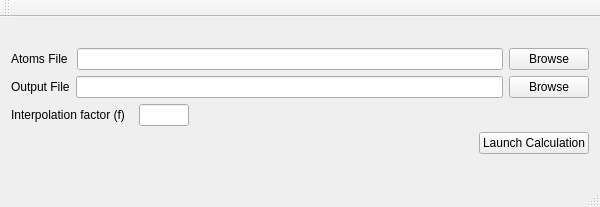
This is Qt/prismmainwindow.ui in prism-em/prismatic as Qt 5 draws it before an edit. The edited form follows.
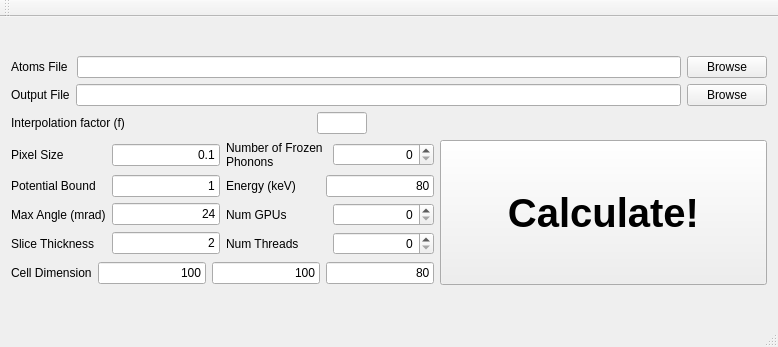
This is the edited form.

```diff
--- a/Qt/prismmainwindow.ui
+++ b/Qt/prismmainwindow.ui
@@ -6,21 +6,15 @@
    <rect>
     <x>0</x>
     <y>0</y>
-    <width>600</width>
-    <height>207</height>
+    <width>778</width>
+    <height>347</height>
    </rect>
   </property>
-  <property name="maximumSize">
-   <size>
-    <width>2500</width>
-    <height>16777215</height>
-   </size>
-  </property>
   <property name="windowTitle">
    <string>PRISMMainWindow</string>
   </property>
   <widget class="QWidget" name="centralWidget">
-   <layout class="QVBoxLayout" name="verticalLayout_2">
+   <layout class="QVBoxLayout" name="verticalLayout_3">
     <item>
      <layout class="QVBoxLayout" name="verticalLayout">
       <item>
@@ -105,22 +99,281 @@
       <item>
        <layout class="QHBoxLayout" name="horizontalLayout_4">
         <item>
-         <spacer name="horizontalSpacer_3">
-          <property name="orientation">
-           <enum>Qt::Horizontal</enum>
-          </property>
-          <property name="sizeHint" stdset="0">
-           <size>
-            <width>40</width>
-            <height>20</height>
-           </size>
-          </property>
-         </spacer>
+         <layout class="QVBoxLayout" name="verticalLayout_2">
+          <item>
+           <layout class="QGridLayout" name="gridLayout">
+            <item row="0" column="0">
+             <layout class="QHBoxLayout" name="horizontalLayout_5">
+              <item>
+               <widget class="QLabel" name="lbl_pixelSize">
+                <property name="text">
+                 <string>Pixel Size</string>
+                </property>
+               </widget>
+              </item>
+              <item>
+               <widget class="QLineEdit" name="lineedit_pixelSize">
+                <property name="sizePolicy">
+                 <sizepolicy hsizetype="Minimum" vsizetype="Fixed">
+                  <horstretch>0</horstretch>
+                  <verstretch>0</verstretch>
+                 </sizepolicy>
+                </property>
+                <property name="text">
+                 <string>0.1</string>
+                </property>
+                <property name="alignment">
+                 <set>Qt::AlignRight|Qt::AlignTrailing|Qt::AlignVCenter</set>
+                </property>
+               </widget>
+              </item>
+             </layout>
+            </item>
+            <item row="0" column="1">
+             <layout class="QHBoxLayout" name="horizontalLayout_7">
+              <item>
+               <widget class="QLabel" name="lbl_numfp">
+                <property name="text">
+                 <string>Number of Frozen Phonons</string>
+                </property>
+                <property name="wordWrap">
+                 <bool>true</bool>
+                </property>
+               </widget>
+              </item>
+              <item>
+               <widget class="QSpinBox" name="spinBox_numFP">
+                <property name="alignment">
+                 <set>Qt::AlignRight|Qt::AlignTrailing|Qt::AlignVCenter</set>
+                </property>
+               </widget>
+              </item>
+             </layout>
+            </item>
+            <item row="1" column="0">
+             <layout class="QHBoxLayout" name="horizontalLayout_6">
+              <item>
+               <widget class="QLabel" name="lbl_potBound">
+                <property name="text">
+                 <string>Potential Bound</string>
+                </property>
+               </widget>
+              </item>
+              <item>
+               <widget class="QLineEdit" name="lineEdit_potbound">
+                <property name="sizePolicy">
+                 <sizepolicy hsizetype="Minimum" vsizetype="Fixed">
+                  <horstretch>0</horstretch>
+                  <verstretch>0</verstretch>
+                 </sizepolicy>
+                </property>
+                <property name="text">
+                 <string>1</string>
+                </property>
+                <property name="alignment">
+                 <set>Qt::AlignRight|Qt::AlignTrailing|Qt::AlignVCenter</set>
+                </property>
+               </widget>
+              </item>
+             </layout>
+            </item>
+            <item row="1" column="1">
+             <layout class="QHBoxLayout" name="horizontalLayout_10">
+              <item>
+               <widget class="QLabel" name="lbl_E0">
+                <property name="text">
+                 <string>Energy (keV)</string>
+                </property>
+               </widget>
+              </item>
+              <item>
+               <widget class="QLineEdit" name="lineEdit_E0">
+                <property name="sizePolicy">
+                 <sizepolicy hsizetype="Minimum" vsizetype="Fixed">
+                  <horstretch>0</horstretch>
+                  <verstretch>0</verstretch>
+                 </sizepolicy>
+                </property>
+                <property name="text">
+                 <string>80</string>
+                </property>
+                <property name="alignment">
+                 <set>Qt::AlignRight|Qt::AlignTrailing|Qt::AlignVCenter</set>
+                </property>
+               </widget>
+              </item>
+             </layout>
+            </item>
+            <item row="2" column="0">
+             <layout class="QHBoxLayout" name="horizontalLayout_12">
+              <item>
+               <widget class="QLabel" name="label_alphaBeamMax">
+                <property name="text">
+                 <string>Max Angle (mrad)</string>
+                </property>
+               </widget>
+              </item>
+              <item>
+               <widget class="QLineEdit" name="lineEdit_alphaBeamMax">
+                <property name="sizePolicy">
+                 <sizepolicy hsizetype="Minimum" vsizetype="Fixed">
+                  <horstretch>0</horstretch>
+                  <verstretch>0</verstretch>
+                 </sizepolicy>
+                </property>
+                <property name="text">
+                 <string>24</string>
+                </property>
+                <property name="alignment">
+                 <set>Qt::AlignRight|Qt::AlignTrailing|Qt::AlignVCenter</set>
+                </property>
+               </widget>
+              </item>
+             </layout>
+            </item>
+            <item row="2" column="1">
+             <layout class="QHBoxLayout" name="horizontalLayout_9">
+              <item>
+               <widget class="QLabel" name="lbl_numgpus">
+                <property name="text">
+                 <string>Num GPUs</string>
+                </property>
+               </widget>
+              </item>
+              <item>
+               <widget class="QSpinBox" name="spinBox_numGPUs">
+                <property name="alignment">
+                 <set>Qt::AlignRight|Qt::AlignTrailing|Qt::AlignVCenter</set>
+                </property>
+               </widget>
+              </item>
+             </layout>
+            </item>
+            <item row="3" column="0">
+             <layout class="QHBoxLayout" name="horizontalLayout_13">
+              <item>
+               <widget class="QLabel" name="label_sliceThickness">
+                <property name="text">
+                 <string>Slice Thickness</string>
+                </property>
+               </widget>
+              </item>
+              <item>
+               <widget class="QLineEdit" name="lineEdit_sliceThickness">
+                <property name="sizePolicy">
+                 <sizepolicy hsizetype="Minimum" vsizetype="Fixed">
+                  <horstretch>0</horstretch>
+                  <verstretch>0</verstretch>
+                 </sizepolicy>
+                </property>
+                <property name="text">
+                 <string>2</string>
+                </property>
+                <property name="alignment">
+                 <set>Qt::AlignRight|Qt::AlignTrailing|Qt::AlignVCenter</set>
+                </property>
+               </widget>
+              </item>
+             </layout>
+            </item>
+            <item row="3" column="1">
+             <layout class="QHBoxLayout" name="horizontalLayout_8">
+              <item>
+               <widget class="QLabel" name="lbl_numthreads">
+                <property name="text">
+                 <string>Num Threads</string>
+                </property>
+               </widget>
+              </item>
+              <item>
+               <widget class="QSpinBox" name="spinBox_numThreads">
+                <property name="alignment">
+                 <set>Qt::AlignRight|Qt::AlignTrailing|Qt::AlignVCenter</set>
+                </property>
+               </widget>
+              </item>
+             </layout>
+            </item>
+           </layout>
+          </item>
+          <item>
+           <layout class="QHBoxLayout" name="horizontalLayout_11">
+            <item>
+             <widget class="QLabel" name="label_cellDim">
+              <property name="text">
+               <string>Cell Dimension</string>
+              </property>
+             </widget>
+            </item>
+            <item>
+             <widget class="QLineEdit" name="lineEdit_cellDimX">
+              <property name="sizePolicy">
+               <sizepolicy hsizetype="Minimum" vsizetype="Fixed">
+                <horstretch>0</horstretch>
+                <verstretch>0</verstretch>
+               </sizepolicy>
+              </property>
+              <property name="text">
+               <string>100</string>
+              </property>
+              <property name="alignment">
+               <set>Qt::AlignRight|Qt::AlignTrailing|Qt::AlignVCenter</set>
+              </property>
+             </widget>
+            </item>
+            <item>
+             <widget class="QLineEdit" name="lineEdit_cellDimY">
+              <property name="sizePolicy">
+               <sizepolicy hsizetype="Minimum" vsizetype="Fixed">
+                <horstretch>0</horstretch>
+                <verstretch>0</verstretch>
+               </sizepolicy>
+              </property>
+              <property name="text">
+               <string>100</string>
+              </property>
+              <property name="alignment">
+               <set>Qt::AlignRight|Qt::AlignTrailing|Qt::AlignVCenter</set>
+              </property>
+             </widget>
+            </item>
+            <item>
+             <widget class="QLineEdit" name="lineEdit_cellDimZ">
+              <property name="sizePolicy">
+               <sizepolicy hsizetype="Minimum" vsizetype="Fixed">
+                <horstretch>0</horstretch>
+                <verstretch>0</verstretch>
+               </sizepolicy>
+              </property>
+              <property name="text">
+               <string>80</string>
+              </property>
+              <property name="alignment">
+               <set>Qt::AlignRight|Qt::AlignTrailing|Qt::AlignVCenter</set>
+              </property>
+             </widget>
+            </item>
+           </layout>
+          </item>
+         </layout>
         </item>
         <item>
          <widget class="QPushButton" name="btn_go">
+          <property name="minimumSize">
+           <size>
+            <width>0</width>
+            <height>145</height>
+           </size>
+          </property>
+          <property name="font">
+           <font>
+            <pointsize>30</pointsize>
+            <weight>75</weight>
+            <bold>true</bold>
+           </font>
+          </property>
           <property name="text">
-           <string>Launch Calculation</string>
+           <string>Calculate!</string>
           </property>
          </widget>
         </item>
```
Left out of the diff: 2 changed lines with no effect on the pictures.
